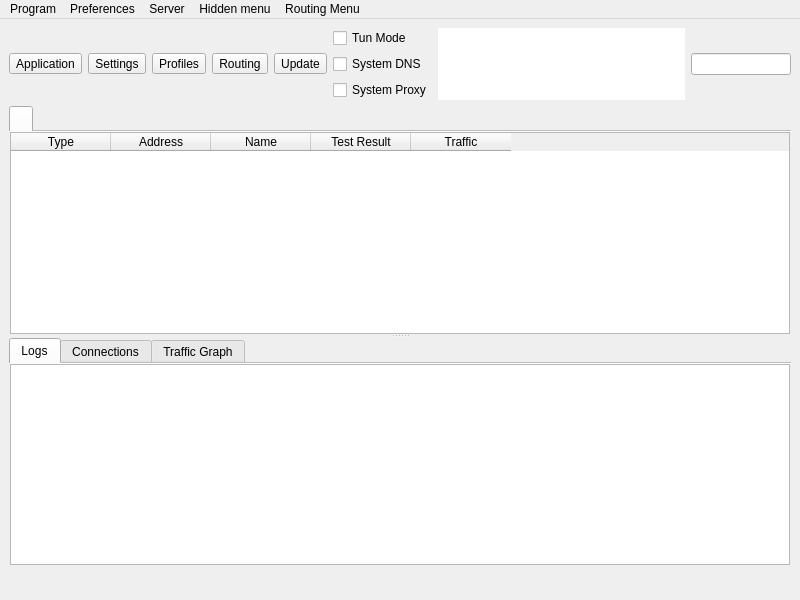
The window that include/ui/mainwindow.ui (shengmo0210/Throne) describes before a commit, drawn with Qt 5.
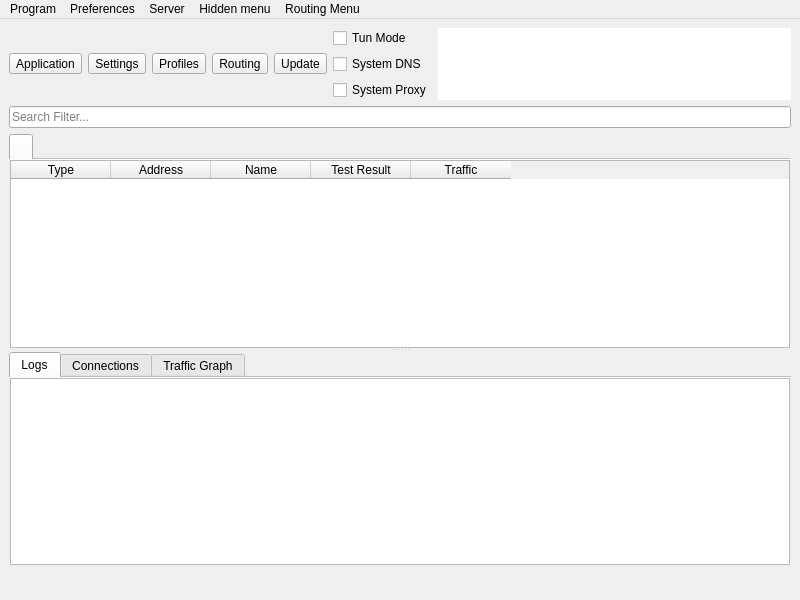
The same window after the commit. Icons and pictures are not drawn. Custom widgets are drawn as their Qt base class.

Commit message: imporve layout

Diff of the .ui file:
```diff
--- a/include/ui/mainwindow.ui
+++ b/include/ui/mainwindow.ui
@@ -20,7 +20,7 @@
    <string notr="true">nya</string>
   </property>
   <widget class="QWidget" name="centralwidget">
-   <layout class="QVBoxLayout" name="verticalLayout_3" stretch="0,0,0">
+   <layout class="QVBoxLayout" name="verticalLayout_3" stretch="0,0,0,0">
     <item>
      <layout class="QHBoxLayout" name="horizontalLayout_2">
       <item>
@@ -204,11 +204,18 @@
         </property>
        </widget>
       </item>
-      <item>
-       <widget class="QLineEdit" name="search_input"/>
-      </item>
      </layout>
     </item>
+    <item>
+     <widget class="QLineEdit" name="search_input">
+      <property name="placeholderText">
+       <string>Search Filter...</string>
+      </property>
+      <property name="clearButtonEnabled">
+       <bool>true</bool>
+      </property>
+     </widget>
+    </item>
     <item>
      <widget class="QSplitter" name="splitter">
       <property name="orientation">
```
The commit also changes 2 other files.
